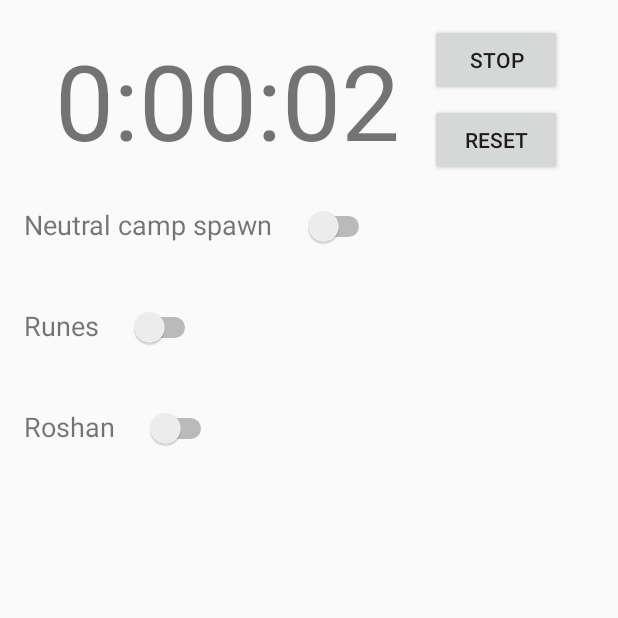
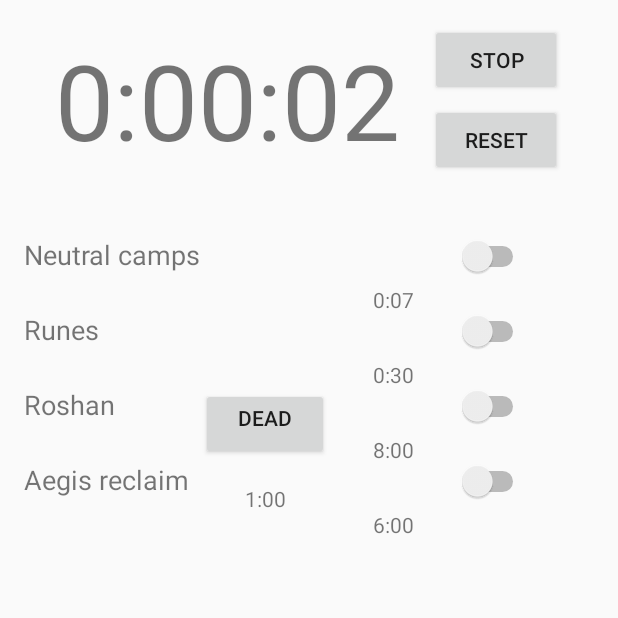
Before and after one commit to rmcconkey/DotaTimer, an Android app: the screen it shows after launch (MainActivity), after a tap on "SYNC", on a phone screen of 412 x 824 dp, the top half of it. Run offline under Robolectric (Android 15) with nearby library versions, the phone set to English and light mode, and no system bars.

Commit message:
- changed to TableLayout, added aegis area to view

```diff
--- a/app/src/main/java/com/example/rmcconkey/dotatimer/MainActivity.java
+++ b/app/src/main/java/com/example/rmcconkey/dotatimer/MainActivity.java
@@ -31,6 +31,11 @@ public class MainActivity extends Activity implements NumberPicker.OnValueChange
     private int hours;
     private int minutes;
     private int seconds;
+
+    private boolean neutralAlertEnabled = true;
+    private boolean runeAlertEnabled = true;
+    private boolean roshanAlertEnabled = true;
+    private boolean aegisAlertEnabled = true;
 
     private Handler timerHandler = new Handler();
     private Runnable timerRunnable = new Runnable() {
@@ -224,10 +229,17 @@ public class MainActivity extends Activity implements NumberPicker.OnValueChange
         }
         updateMainClock();
 
-        checkNeutralCampTimer();
+        checkTimers();
     }
 
-    private void checkNeutralCampTimer() {
+    private void checkTimers() {
 
+        checkRuneTimer();
+    }
+
+    private void checkRuneTimer() {
+        if (minutes%2==1 && runeAlertEnabled) {
+
+        }
     }
 }
--- a/app/src/main/res/layout/activity_main.xml
+++ b/app/src/main/res/layout/activity_main.xml
@@ -87,50 +87,40 @@
 
     </LinearLayout>
 
-    <LinearLayout
-        android:id="@+id/neutral_camp_spawn"
+    <TableLayout
         android:layout_width="fill_parent"
         android:layout_height="wrap_content"
+        android:layout_below="@+id/mainClock"
         android:layout_alignParentLeft="true"
         android:layout_alignParentStart="true"
-        android:layout_below="@+id/mainClock"
-        android:layout_marginTop="20dp"
-        android:layout_marginBottom="20dp"
-        android:orientation="horizontal">
+        android:layout_marginTop="40dp">
 
+        <TableRow>
             <TextView
-            android:layout_width="wrap_content"
+                android:layout_width="fill_parent"
                 android:layout_height="wrap_content"
-            android:text="Neutral camp spawn"
+                android:text="Neutral camps"
                 android:layout_gravity="left"
                 android:textSize="18sp"/>
 
             <View
-            android:layout_width="20dp"
-            android:layout_height="fill_parent"/>
+                style="@style/table_cell_style"/>
+
+            <TextView
+                android:id="@+id/neutral_camp_alert"
+                android:text="0:07"
+                style="@style/table_cell_style"/>
 
             <Switch
-            android:id="@+id/switch1"
+                android:id="@+id/neutralCampSwitch"
                 android:layout_width="wrap_content"
                 android:layout_height="wrap_content"
                 android:layout_gravity="right"
                 android:gravity="right"
                 />
+        </TableRow>
 
-    </LinearLayout>
-
-
-    <LinearLayout
-        android:id="@+id/runes"
-        android:layout_width="fill_parent"
-        android:layout_height="wrap_content"
-        android:layout_alignParentLeft="true"
-        android:layout_alignParentStart="true"
-        android:layout_below="@+id/neutral_camp_spawn"
-        android:layout_marginTop="20dp"
-        android:layout_marginBottom="20dp"
-        android:orientation="horizontal">
-
+        <TableRow>
             <TextView
                 android:layout_width="wrap_content"
                 android:layout_height="wrap_content"
@@ -139,30 +129,23 @@
                 android:textSize="18sp"/>
 
             <View
-            android:layout_width="20dp"
-            android:layout_height="fill_parent"/>
+                style="@style/table_cell_style"/>
+
+            <TextView
+                android:id="@+id/rune_alert"
+                android:text="0:30"
+                style="@style/table_cell_style"/>
 
             <Switch
-            android:id="@+id/switch2"
+                android:id="@+id/runeSwitch"
                 android:layout_width="wrap_content"
                 android:layout_height="wrap_content"
                 android:layout_gravity="right"
                 android:gravity="right"
                 />
+        </TableRow>
 
-    </LinearLayout>
-
-    <LinearLayout
-        android:id="@+id/roshan"
-        android:layout_width="fill_parent"
-        android:layout_height="wrap_content"
-        android:layout_alignParentLeft="true"
-        android:layout_alignParentStart="true"
-        android:layout_below="@+id/runes"
-        android:layout_marginTop="20dp"
-        android:layout_marginBottom="20dp"
-        android:orientation="horizontal">
-
+        <TableRow>
             <TextView
                 android:layout_width="wrap_content"
                 android:layout_height="wrap_content"
@@ -170,18 +153,53 @@
                 android:layout_gravity="left"
                 android:textSize="18sp"/>
 
-        <View
+            <Button
                 android:layout_width="20dp"
-            android:layout_height="fill_parent"/>
+                android:layout_height="wrap_content"
+                android:text="Dead"
+                style="@style/table_cell_style"/>
+
+            <TextView
+                android:text="8:00"
+                style="@style/table_cell_style"/>
 
             <Switch
-            android:id="@+id/switch3"
+                android:id="@+id/roshanSwitch"
                 android:layout_width="wrap_content"
                 android:layout_height="wrap_content"
                 android:layout_gravity="right"
                 android:gravity="right"
                 />
+        </TableRow>
 
-    </LinearLayout>
+        <TableRow>
+            <TextView
+                android:layout_width="wrap_content"
+                android:layout_height="wrap_content"
+                android:text="Aegis reclaim"
+                android:layout_gravity="left"
+                android:textSize="18sp"/>
+
+            <TextView
+                android:id="@+id/aegis_reclaim_alert"
+                android:layout_width="wrap_content"
+                android:layout_height="wrap_content"
+                android:text="1:00"
+                style="@style/table_cell_style"/>
+
+            <TextView
+                android:text="6:00"
+                style="@style/table_cell_style"/>
+
+            <Switch
+                android:id="@+id/aegisSwitch"
+                android:layout_width="wrap_content"
+                android:layout_height="wrap_content"
+                android:layout_gravity="right"
+                android:gravity="right"
+                />
+        </TableRow>
+
+    </TableLayout>
 
 </RelativeLayout>
--- a/app/src/main/res/values/styles.xml
+++ b/app/src/main/res/values/styles.xml
@@ -10,4 +10,10 @@
         <item name="android:color">#000</item>
     </style>
 
+    <style name="table_cell_style">
+        <item name="android:layout_width">85dp</item>
+        <item name="android:layout_height">50dp</item>
+        <item name="android:gravity">center</item>
+    </style>
+
 </resources>
```
Lines whose indentation alone changed are shown as unchanged.
